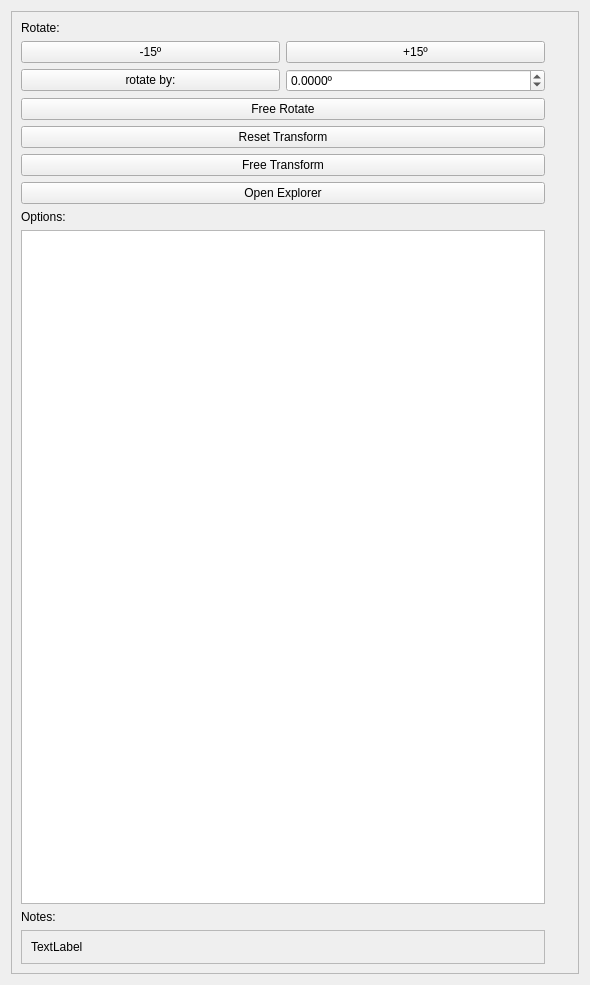
Before: the Qt Designer form ui/uifiles/editors/props_A_T.ui in timofey260/RWE-Sharp, drawn with Qt 5.
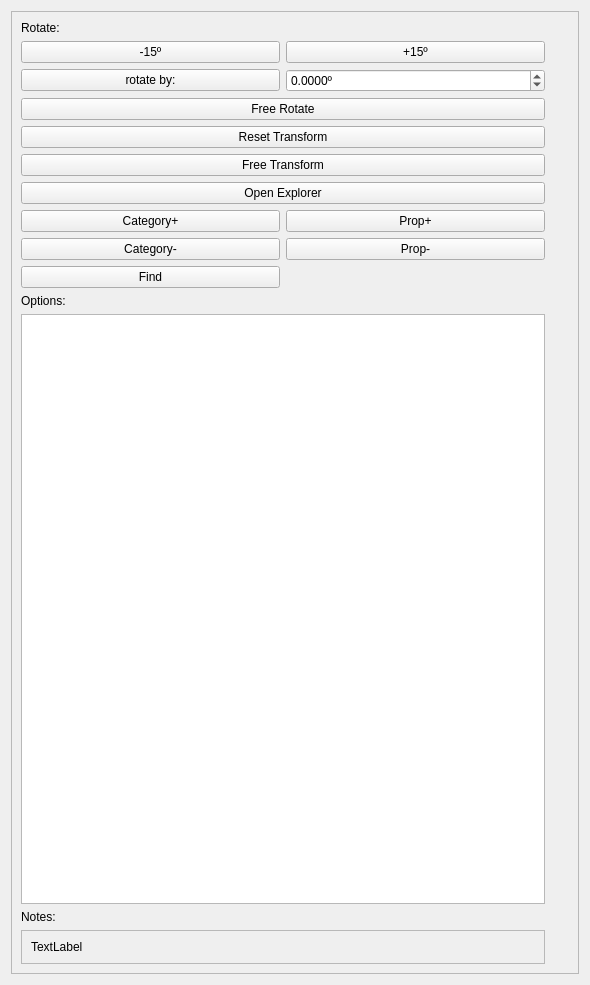
After: the same form once the commit is applied.

Commit message: find buttons etc

The edit to the form file:
```diff
--- a/ui/uifiles/editors/props_A_T.ui
+++ b/ui/uifiles/editors/props_A_T.ui
@@ -29,7 +29,7 @@
        </rect>
       </property>
       <layout class="QGridLayout" name="gridLayout_3">
-       <item row="8" column="0">
+       <item row="9" column="0">
         <widget class="QLabel" name="label">
          <property name="text">
           <string>Options:</string>
@@ -57,14 +57,21 @@
          </property>
         </widget>
        </item>
-       <item row="10" column="0">
+       <item row="11" column="0">
         <widget class="QLabel" name="label_2">
          <property name="text">
           <string>Notes:</string>
          </property>
         </widget>
        </item>
-       <item row="9" column="1">
+       <item row="7" column="0">
+        <widget class="QPushButton" name="Explorer">
+         <property name="text">
+          <string>Open Explorer</string>
+         </property>
+        </widget>
+       </item>
+       <item row="10" column="1">
         <widget class="QFrame" name="frame">
          <property name="frameShape">
           <enum>QFrame::Shape::NoFrame</enum>
@@ -72,7 +79,7 @@
          <layout class="QGridLayout" name="gridLayout"/>
         </widget>
        </item>
-       <item row="11" column="0">
+       <item row="12" column="0">
         <widget class="QFrame" name="frame_2">
          <property name="frameShape">
           <enum>QFrame::Shape::StyledPanel</enum>
@@ -98,7 +105,7 @@
          </property>
         </widget>
        </item>
-       <item row="9" column="0">
+       <item row="10" column="0">
         <widget class="QTreeWidget" name="PropOptions">
          <attribute name="headerVisible">
           <bool>false</bool>
@@ -154,12 +161,44 @@
          </item>
         </layout>
        </item>
-       <item row="7" column="0">
-        <widget class="QPushButton" name="Explorer">
-         <property name="text">
-          <string>Open Explorer</string>
-         </property>
-        </widget>
+       <item row="8" column="0">
+        <layout class="QGridLayout" name="gridLayout_5">
+         <item row="1" column="0">
+          <widget class="QPushButton" name="CatPrev">
+           <property name="text">
+            <string>Category-</string>
+           </property>
+          </widget>
+         </item>
+         <item row="2" column="0">
+          <widget class="QPushButton" name="FindPE">
+           <property name="text">
+            <string>Find</string>
+           </property>
+          </widget>
+         </item>
+         <item row="0" column="2">
+          <widget class="QPushButton" name="PropNext">
+           <property name="text">
+            <string>Prop+</string>
+           </property>
+          </widget>
+         </item>
+         <item row="0" column="0">
+          <widget class="QPushButton" name="CatNext">
+           <property name="text">
+            <string>Category+</string>
+           </property>
+          </widget>
+         </item>
+         <item row="1" column="2">
+          <widget class="QPushButton" name="PropPrev">
+           <property name="text">
+            <string>Prop-</string>
+           </property>
+          </widget>
+         </item>
+        </layout>
        </item>
       </layout>
      </widget>
```
The commit also changes 8 other files.
